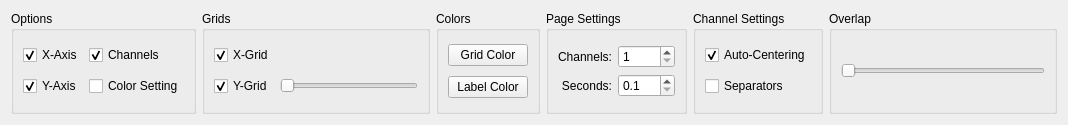
cbrnr/sigviewer, file src/gui/signal_browser/adapt_browser_view_widget.ui: the form before one commit.
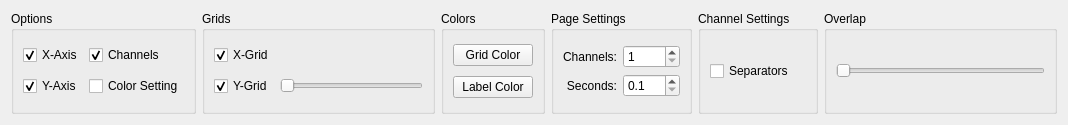
The form after the commit.

The edit to the form file:
```diff
--- a/src/gui/signal_browser/adapt_browser_view_widget.ui
+++ b/src/gui/signal_browser/adapt_browser_view_widget.ui
@@ -220,16 +220,6 @@
      </property>
      <layout class="QGridLayout" name="gridLayout_6">
       <item row="0" column="0">
-       <widget class="QCheckBox" name="offsetCheckBox">
-        <property name="text">
-         <string>Auto-Centering</string>
-        </property>
-        <property name="checked">
-         <bool>true</bool>
-        </property>
-       </widget>
-      </item>
-      <item row="1" column="0">
        <widget class="QCheckBox" name="border_checkBox_">
         <property name="text">
          <string>Separators</string>
```
